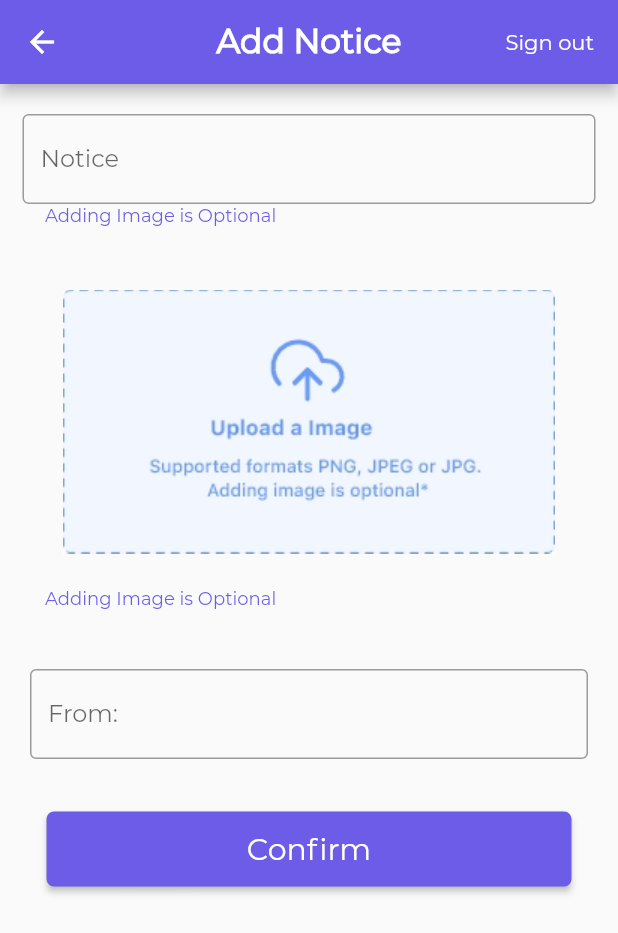
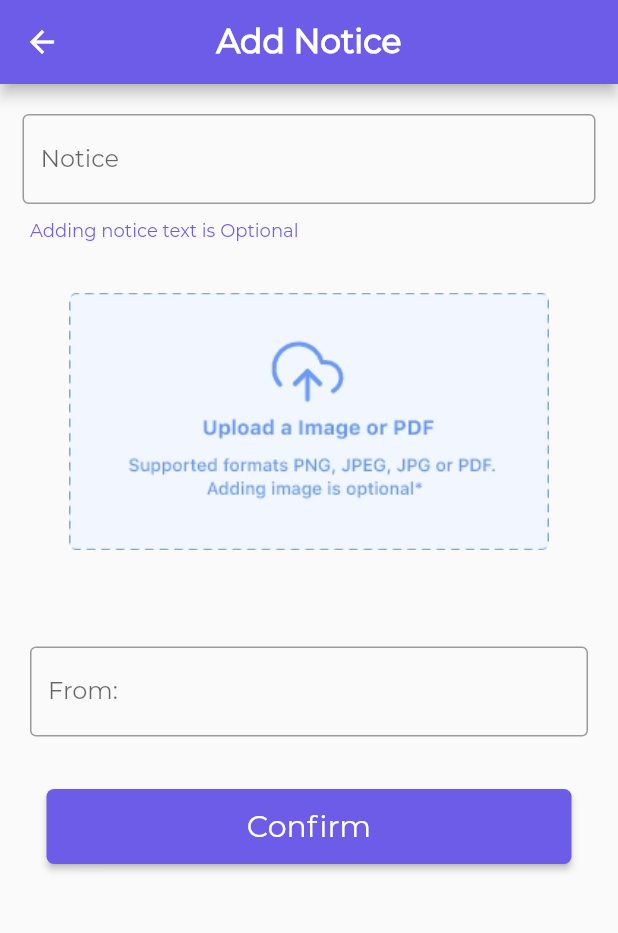
Before and after one commit to mrpandey1/vitapp1.0, a Flutter app: the AddNotice screen opened directly, on a phone screen of 412 x 824 dp. Shown: the top 933 px of the screen. Run offline on Flutter 3.47's test engine with Material 2 defaults, Android fonts, the phone set to English and light mode, and no system bars; our stand-ins replace cached_network_image, cloud_firestore, file_picker, firebase_auth, firebase_core, firebase_storage and 3 more; accounts and stored records are empty.

Commit message:
updated add notice section

```diff
--- a/lib/src/Screens/AddNotices.dart
+++ b/lib/src/Screens/AddNotices.dart
@@ -1,14 +1,18 @@
 import 'dart:async';
 import 'dart:io';
+import 'package:file_picker/file_picker.dart';
 import 'package:firebase_storage/firebase_storage.dart';
 import 'package:flutter/material.dart';
+import 'package:flutter/services.dart';
 import 'package:image_picker/image_picker.dart';
 import 'package:path_provider/path_provider.dart';
 import 'package:uuid/uuid.dart';
+import 'package:vitapp/src/Widgets/loading.dart';
 import 'HomeScreen.dart';
 import 'package:vitapp/src/Widgets/SnackBar.dart';
 import 'package:vitapp/src//Widgets/header.dart';
 import 'package:image/image.dart' as im;
+import 'package:path/path.dart' as path;
 import '../constants.dart';
 
 class AddNotice extends StatefulWidget {
@@ -22,7 +26,10 @@ class _AddNoticeState extends State<AddNotice> {
   bool noticeError = false;
   bool fromError = false;
   bool _loading = false;
-  File file;
+  bool isNoticeSelected = false;
+  File imgFile;
+  File pdfFile;
+  String fileName = '';
   String postId = Uuid().v4();
   String ownerId = Uuid().v4();
   final _scaffoldKey = GlobalKey<ScaffoldState>();
@@ -36,13 +43,17 @@ class _AddNoticeState extends State<AddNotice> {
         titleText: 'Add Notice',
         isCenterTitle: true,
         bold: true,
-        isLogout: true,
       ),
-      body: _loading
-          ? CircularProgressIndicator()
-          : ListView(
+      body: ListView(
         children: [
-                Center(
+          Stack(
+            children: [
+              Container(
+                height: MediaQuery.of(context).size.height,
+                alignment: Alignment.center,
+                color: _loading
+                    ? Colors.black12.withOpacity(0.1)
+                    : Colors.black12.withOpacity(0),
                 child: Column(
                   children: [
                     Padding(
@@ -56,15 +67,15 @@ class _AddNoticeState extends State<AddNotice> {
                           border: OutlineInputBorder(),
                           hintText: 'Add Notice Here....',
                           labelText: 'Notice',
-                            errorText: noticeError ? 'Notice is empty' : null,
                         ),
                       ),
                     ),
+                    SizedBox(height: 10.0),
                     Container(
                       alignment: Alignment.centerLeft,
-                        padding: EdgeInsets.only(left: 30.0),
+                      padding: EdgeInsets.only(left: 20.0),
                       child: Text(
-                          'Adding Image is Optional',
+                        'Adding notice text is Optional',
                         style: TextStyle(
                           fontSize: 12.0,
                           color: kPrimaryColor,
@@ -73,9 +84,9 @@ class _AddNoticeState extends State<AddNotice> {
                     ),
                     SizedBox(height: 30.0),
                     GestureDetector(
-                        onTap: () => {selectImage(context)},
+                      onTap: () => {handleSelectNotice(context)},
                       child: Container(
-                          height: 200.0,
+                        height: 180.0,
                         width: MediaQuery.of(context).size.width * 0.8,
                         child: Center(
                           child: AspectRatio(
@@ -83,8 +94,12 @@ class _AddNoticeState extends State<AddNotice> {
                             child: Container(
                               decoration: BoxDecoration(
                                 borderRadius: BorderRadius.circular(5.0),
-                                  image: file != null
-                                      ? DecorationImage(image: FileImage(file))
+                                image: imgFile != null
+                                    ? DecorationImage(image: FileImage(imgFile))
+                                    : fileName.isNotEmpty
+                                        ? DecorationImage(
+                                            image: AssetImage(
+                                                'assets/images/pdf.png'))
                                         : DecorationImage(
                                             image: AssetImage(
                                                 'assets/images/upload.jpg')),
@@ -94,20 +109,36 @@ class _AddNoticeState extends State<AddNotice> {
                         ),
                       ),
                     ),
+                    SizedBox(height: 10.0),
+                    fileName.isNotEmpty
+                        ? Container(
+                            alignment: Alignment.centerLeft,
+                            padding: EdgeInsets.only(left: 20.0),
+                            child: Text(
+                              fileName,
+                              style: TextStyle(
+                                fontSize: 14.0,
+                                fontWeight: FontWeight.bold,
+                              ),
+                            ),
+                          )
+                        : Container(),
                     SizedBox(
                       height: 10.0,
                     ),
-                      Container(
+                    isNoticeSelected
+                        ? Container(
                             alignment: Alignment.centerLeft,
                             padding: EdgeInsets.only(left: 30.0),
                             child: Text(
-                          'Adding Image is Optional',
+                              '*Please select notice',
                               style: TextStyle(
-                            fontSize: 12.0,
-                            color: kPrimaryColor,
+                                fontSize: 14.0,
+                                color: Colors.red,
                               ),
                             ),
-                      ),
+                          )
+                        : Container(),
                     SizedBox(
                       height: 40.0,
                     ),
@@ -156,9 +187,83 @@ class _AddNoticeState extends State<AddNotice> {
                   ],
                 ),
               ),
+              _loading
+                  ? Center(
+                      child: Container(
+                        height: MediaQuery.of(context).size.height - 170,
+                        child: loadingScreen(),
+                      ),
+                    )
+                  : Container(),
+            ],
+          ),
         ],
       ),
     );
+  }
+
+  handleSelectNotice(BuildContext parentContext) {
+    return showDialog(
+        context: parentContext,
+        builder: (context) {
+          return SimpleDialog(
+            title: Text('Select Notice'),
+            children: [
+              SimpleDialogOption(
+                onPressed: () {
+                  Navigator.pop(context);
+                  selectImage(parentContext);
+                },
+                child: Text('Image'),
+              ),
+              SimpleDialogOption(
+                onPressed: () {
+                  Navigator.pop(context);
+                  selectFile(parentContext);
+                },
+                child: Text('PDF'),
+              ),
+              SimpleDialogOption(
+                onPressed: () => Navigator.pop(context),
+                child: Text(
+                  'Cancel',
+                  style: TextStyle(
+                    color: Colors.red,
+                  ),
+                ),
+              )
+            ],
+          );
+        });
+  }
+
+  Future selectFile(BuildContext parentContext) async {
+    try {
+      pdfFile = await FilePicker.getFile(
+          type: FileType.custom, allowedExtensions: ['pdf']);
+
+      setState(() {
+        imgFile = null;
+        fileName = path.basename(pdfFile.path);
+      });
+    } on PlatformException catch (e) {
+      showDialog(
+          context: parentContext,
+          builder: (BuildContext context) {
+            return AlertDialog(
+              title: Text('Error'),
+              content: Text('Unsupported exception: $e'),
+              actions: <Widget>[
+                FlatButton(
+                  child: Text('OK'),
+                  onPressed: () {
+                    Navigator.of(context).pop();
+                  },
+                )
+              ],
+            );
+          });
+    }
   }
 
   selectImage(BuildContext parentContext) {
@@ -210,7 +315,7 @@ class _AddNoticeState extends State<AddNotice> {
       maxWidth: 960,
     );
     setState(() {
-      this.file = File(pickedFile.path);
+      this.imgFile = File(pickedFile.path);
     });
   }
 
@@ -220,20 +325,20 @@ class _AddNoticeState extends State<AddNotice> {
       source: ImageSource.gallery,
     );
     setState(() {
-      this.file = File(pickedFile.path);
+      this.imgFile = File(pickedFile.path);
     });
   }
 
   clearImage() {
     setState(() {
-      file = null;
+      imgFile = null;
     });
   }
 
   compressImage() async {
     final tempDir = await getTemporaryDirectory();
     final path = tempDir.path;
-    im.Image imageFile = im.decodeImage(file.readAsBytesSync());
+    im.Image imageFile = im.decodeImage(imgFile.readAsBytesSync());
 
     final compressedImageFile = File('$path/img_$postId.jpg')
       ..writeAsBytesSync(
@@ -241,7 +346,7 @@ class _AddNoticeState extends State<AddNotice> {
       );
 
     setState(() {
-      file = compressedImageFile;
+      imgFile = compressedImageFile;
     });
   }
 
@@ -254,41 +359,73 @@ class _AddNoticeState extends State<AddNotice> {
       setState(() {
         fromError = false;
       });
+
+      if (fileName.isEmpty && imgFile == null) {
+        setState(() {
+          isNoticeSelected = true;
+        });
+      } else {
+        isNoticeSelected = false;
+      }
     }
 
-    if (_noticeController.text.trim().isEmpty) {
-      setState(() {
-        noticeError = true;
-      });
-    } else {
-      noticeError = false;
-    }
-
-    if (_fromController.text.trim().isNotEmpty &&
-        _noticeController.text.trim().isNotEmpty) {
+    if (_fromController.text.trim().isNotEmpty) {
       String notice = _noticeController.text.trim();
       String from = _fromController.text.trim();
 
-      if (file != null) {
+      if (imgFile == null && pdfFile == null) {
+        SnackBar snackBar = SnackBar(
+          content: Text(
+            'Please select notice!',
+            style: TextStyle(color: Colors.white),
+          ),
+          backgroundColor: Colors.red,
+        );
+        _scaffoldKey.currentState.showSnackBar(snackBar);
+        return;
+      }
+
+      if (imgFile != null) {
         await compressImage();
       }
-      sendNotice(notice, from, file);
+
+      if (imgFile == null) {
+        sendNotice(notice, from, pdfFile, 'pdf');
+      } else {
+        sendNotice(notice, from, imgFile, 'image');
+      }
     }
   }
 
-  Future<String> uploadImage(imageFile) async {
+  Future<String> uploadFile(File file, String type) async {
+    setState(() {
+      _loading = true;
+    });
+
+    if (type == 'pdf') {
+      StorageReference storageReference =
+          storageRef.child('Notices').child('$fileName${DateTime.now()}');
+
+      final StorageUploadTask uploadTask = storageReference.putFile(pdfFile);
+      final StorageTaskSnapshot storageTaskSnapshot =
+          (await uploadTask.onComplete);
+      final String downloadUrl =
+          (await storageTaskSnapshot.ref.getDownloadURL());
+      return downloadUrl;
+    } else {
       StorageUploadTask uploadTask =
-        storageRef.child('posts').child('post_$postId.jpg').putFile(imageFile);
+          storageRef.child('posts').child('post_$postId.jpg').putFile(file);
       StorageTaskSnapshot storageTaskSnapshot = await uploadTask.onComplete;
       String downloadUrl = await storageTaskSnapshot.ref.getDownloadURL();
       return downloadUrl;
     }
+  }
 
-  Future<void> sendNotice(notice, from, file) async {
+  Future<void> sendNotice(notice, from, file, type) async {
     try {
       String mediaUrl = '';
       if (file != null) {
-        mediaUrl = await uploadImage(file);
+        mediaUrl = await uploadFile(file, type);
       }
 
       Map<String, dynamic> data = {
@@ -296,6 +433,7 @@ class _AddNoticeState extends State<AddNotice> {
         'from': from,
         'mediaUrl': mediaUrl,
         'notice': notice,
+        'type': type,
         'timestamp': DateTime.now()
       };
       await timelineRef
```
Also changed, not shown: assets/images/pdf.png, assets/images/upload.jpg. Lines whose indentation alone changed are shown as unchanged.
